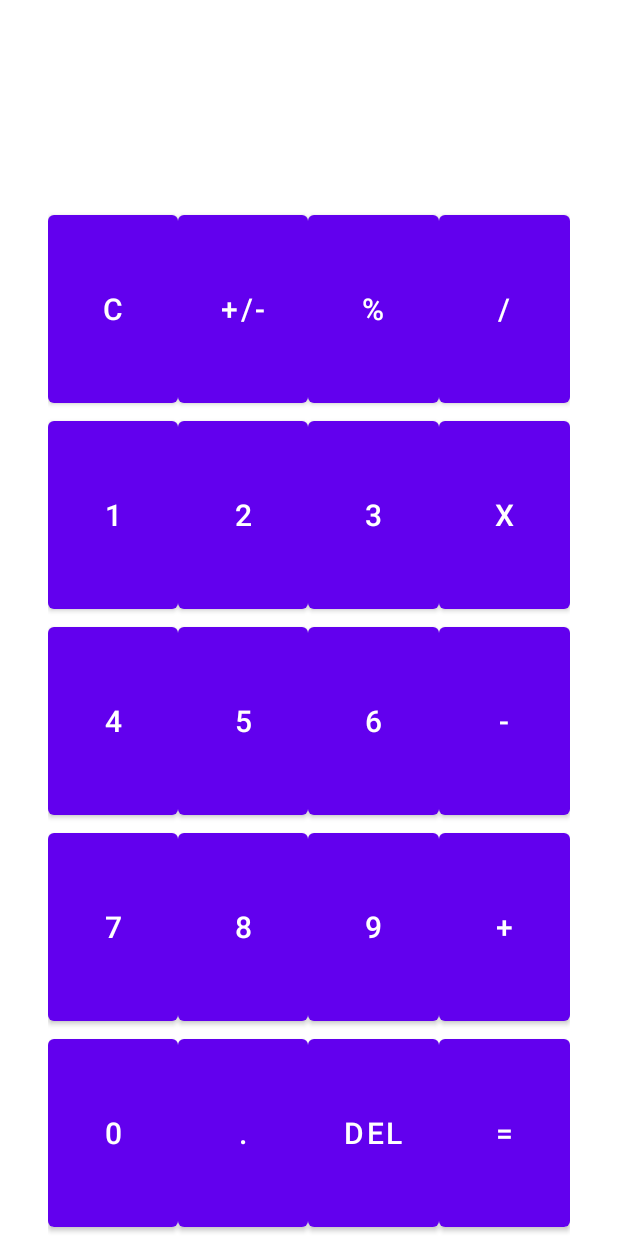
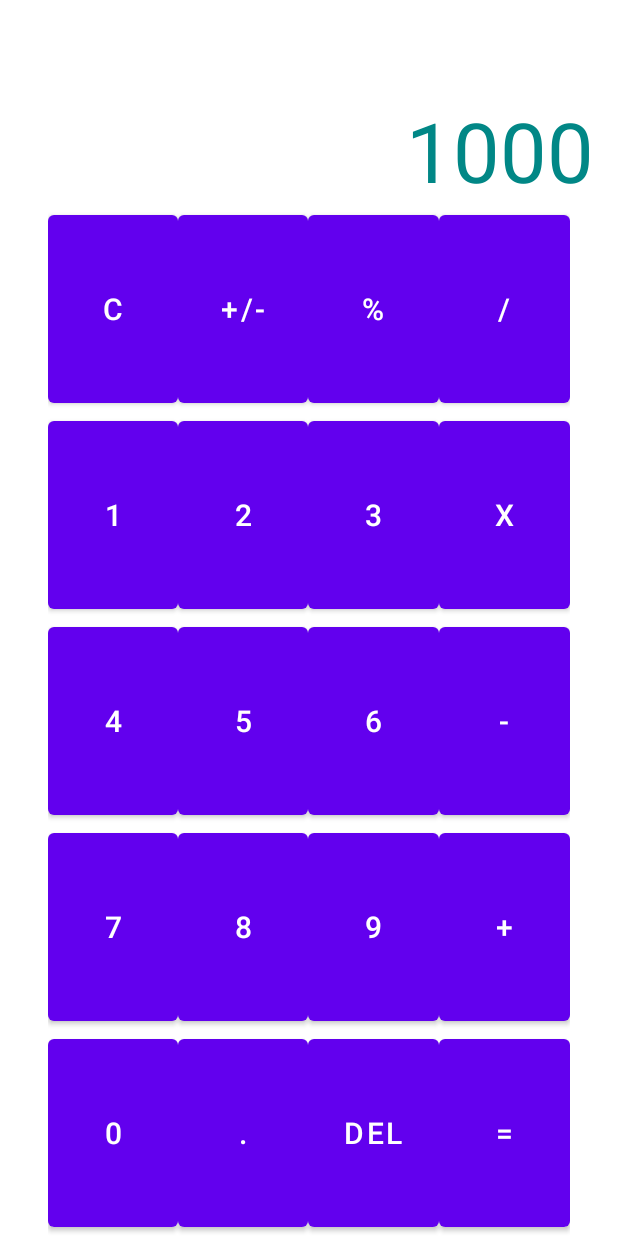
Before and after one commit to cpdundon/rave_homework_003, an Android app: the layout activity_main_calculator.xml on its own in the app's theme, with its tools: preview values and no code run, on a phone screen of 412 x 824 dp. Run offline under Robolectric (Android 15) with nearby library versions, the phone set to English and light mode, and no system bars; Roboto replaces fonts that are not available here.

Commit message:
fix dark theme and positioning on the display

```diff
--- a/app/src/main/res/layout/activity_main_calculator.xml
+++ b/app/src/main/res/layout/activity_main_calculator.xml
@@ -18,6 +18,7 @@
 <LinearLayout xmlns:android="http://schemas.android.com/apk/res/android"
     android:layout_width="match_parent"
     android:layout_height="match_parent"
+    xmlns:app="http://schemas.android.com/apk/res-auto"
     android:paddingLeft="16dp"
     android:paddingRight="16dp"
     android:orientation="vertical"
@@ -27,13 +28,18 @@
         android:layout_width="match_parent"
         android:layout_height="match_parent"
         android:orientation="horizontal"
-        android:layout_weight="1">
+        android:layout_weight="1"
+        android:weightSum="1">
 
         <com.google.android.material.textview.MaterialTextView
             android:layout_width="0dp"
             android:layout_height="match_parent"
             android:text="@string/_1000"
             android:textColor="@color/green_500"
+            android:layout_weight="1"
+            android:textFontWeight="700"
+            android:textSize="55sp"
+            android:gravity="bottom|right"
             />
     </LinearLayout>
 
--- a/app/src/main/res/values-night/themes.xml
+++ b/app/src/main/res/values-night/themes.xml
@@ -16,8 +16,8 @@
 -->
 <resources xmlns:tools="http://schemas.android.com/tools">
     <!--Top level DayNight theme to be used in AndroidManifest.xml-->
-    <style name="Theme.MyApp" parent="Theme.MaterialComponents">
-    <!--<style name="Theme.MyApp" parent="Base.Theme.MyApp">-->
+    <!--<style name="Theme.MyApp" parent="Theme.MaterialComponents">-->
+    <style name="Theme.MyApp" parent="Base.Theme.MyApp">
         <!--Material color attributes (dark theme) -->
         <item name="colorPrimary">@color/purple_200</item>
         <item name="colorPrimaryVariant">@color/purple_600</item>
--- a/app/src/main/res/values/themes.xml
+++ b/app/src/main/res/values/themes.xml
@@ -16,8 +16,8 @@
 -->
 <resources xmlns:tools="http://schemas.android.com/tools">
     <!--Top level DayNight theme to be used in AndroidManifest.xml-->
-    <!--<style name="Theme.MyApp" parent="Base.Theme.MyApp"/>-->
-    <style name="Theme.MyApp" parent="Theme.MaterialComponents.Light"/>
+    <style name="Theme.MyApp" parent="Base.Theme.MyApp"/>
+    <!--<style name="Theme.MyApp" parent="Theme.MaterialComponents.Light"/>-->
     <!--Base custom theme which will be shared between both light and dark theme variants-->
     <style name="Base.Theme.MyApp" parent="Base.Theme.MaterialThemeBuilder">
         <!--Material color attributes (light theme) -->
```
